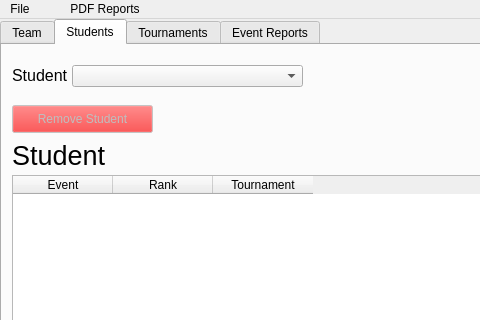
Above: Forensics_Organizer.ui from goldRust/4n6_tracker before the change; both pictures show x 0 to 480 and y 0 to 320 of the 1067 by 862 pixel window. Below: the same form after it.
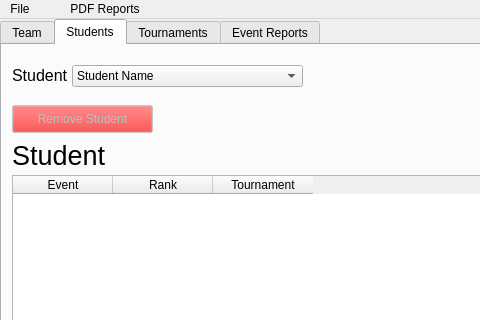
That is the form after the change. The open tabs and pages were chosen to show the change.

Commit message: Squashed bug that caused crashing upon adding a new performance to student's record. The bug was caused by a deprecated way to look up tournaments.

```diff
--- a/Forensics_Organizer.ui
+++ b/Forensics_Organizer.ui
@@ -117,6 +117,11 @@
         <verstretch>0</verstretch>
        </sizepolicy>
       </property>
+      <item>
+       <property name="text">
+        <string>Student Name</string>
+       </property>
+      </item>
      </widget>
      <widget class="QLabel" name="label_3">
       <property name="geometry">
```
The commit also changes 4 other files.
